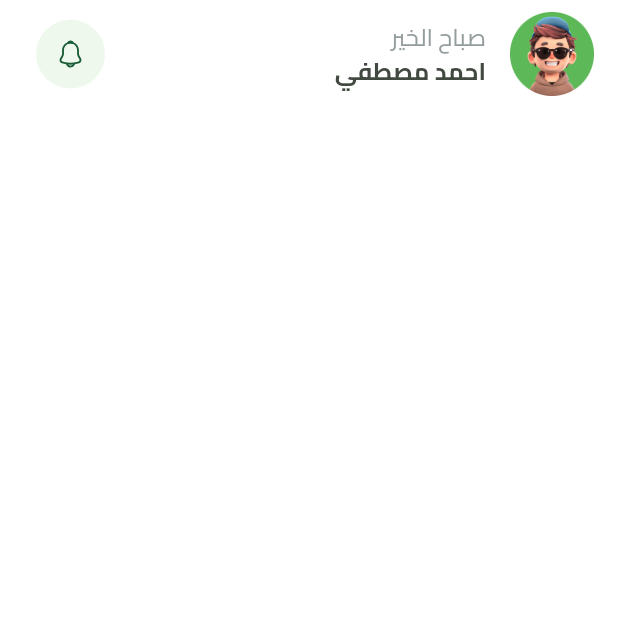
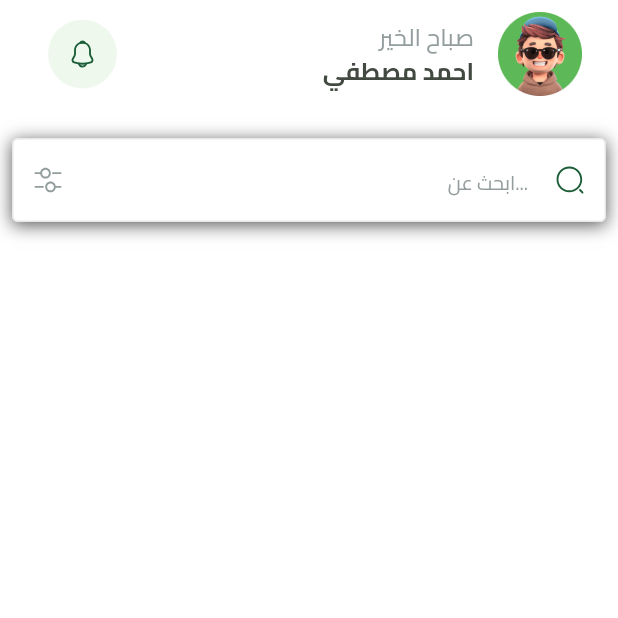
Before and after one commit to belaleid5/e_commerce_app_frutes, a Flutter app: the HomeView screen opened directly, on a phone screen of 412 x 824 dp, the top half of it. Run offline on Flutter 3.47's test engine with Material 3 defaults, Android fonts, the phone set to English and light mode, and no system bars; our stand-ins replace bloc, cloud_firestore, dots_indicator, either_dart, firebase_auth, firebase_core and 6 more; missing offline and left inert: flutter_facebook_auth; accounts and stored records are empty; statements that could not run were skipped.

Commit message:
custom search decoration

```diff
--- /dev/null
+++ b/lib/Core/functions/buil_border.dart
@@ -0,0 +1,7 @@
+import 'package:flutter/material.dart';
+
+OutlineInputBorder buildBorder() {
+  return OutlineInputBorder(
+      borderRadius: BorderRadius.circular(4),
+      borderSide: const BorderSide(width: 1, color: Color(0xFFE6E9E9)));
+}
--- a/lib/Core/widgets/customTextFormFiled.dart
+++ b/lib/Core/widgets/customTextFormFiled.dart
@@ -1,3 +1,4 @@
+import 'package:e_commerce_app_frutes/Core/functions/buil_border.dart';
 import 'package:e_commerce_app_frutes/Core/utils/app_text_styles.dart';
 import 'package:flutter/material.dart';
 
@@ -43,10 +44,4 @@ class CustomTextFormField extends StatelessWidget {
       ),
     );
   }
-
-  OutlineInputBorder buildBorder() {
-    return OutlineInputBorder(
-        borderRadius: BorderRadius.circular(4),
-        borderSide: const BorderSide(width: 1, color: Color(0xFFE6E9E9)));
-  }
 }
--- a/lib/Features/home/views/home_view.dart
+++ b/lib/Features/home/views/home_view.dart
@@ -8,7 +8,7 @@ class HomeView extends StatelessWidget {
   @override
   Widget build(BuildContext context) {
     return const Scaffold(
-      body: HomeViewBody(),
+      body: SafeArea(child: HomeViewBody()),
     );
   }
 }
--- /dev/null
+++ b/lib/Features/home/views/widgets/custom_search_decortion.dart
@@ -0,0 +1,44 @@
+import 'package:e_commerce_app_frutes/Core/functions/buil_border.dart';
+import 'package:e_commerce_app_frutes/Core/utils/app_images.dart';
+import 'package:e_commerce_app_frutes/Core/utils/app_text_styles.dart';
+import 'package:flutter/material.dart';
+import 'package:flutter_svg/svg.dart';
+
+class CustomSearchDecoration extends StatelessWidget {
+  const CustomSearchDecoration({super.key});
+
+  @override
+  Widget build(BuildContext context) {
+    return Container(
+      decoration: const BoxDecoration(boxShadow: [
+        BoxShadow(
+          color: Color(0xAA000000),
+          offset: Offset(0, 2),
+          blurRadius: 9,
+        ),
+      ]),
+      child: TextField(
+        keyboardType: TextInputType.text,
+        decoration: InputDecoration(
+          hintText: "...ابحث عن",
+          hintStyle: TextStyles.regular13.copyWith(
+            color: const Color(0xFF949D9E),
+          ),
+          prefixIcon: SizedBox(
+              width: 20,
+              child: Center(
+                  child: SvgPicture.asset(AppAssets.assetsImagesSearchIcon))),
+          suffixIcon: SizedBox(
+              width: 20,
+              child: Center(
+                  child: SvgPicture.asset(AppAssets.assetsImagesFilter))),
+          filled: true,
+          fillColor: Colors.white,
+          border: buildBorder(),
+          enabledBorder: buildBorder(),
+          focusedBorder: buildBorder(),
+        ),
+      ),
+    );
+  }
+}
--- a/lib/Features/home/views/widgets/home_view-body.dart
+++ b/lib/Features/home/views/widgets/home_view-body.dart
@@ -1,4 +1,5 @@
 import 'package:e_commerce_app_frutes/Features/home/views/widgets/custom_home_app_bar.dart';
+import 'package:e_commerce_app_frutes/Features/home/views/widgets/custom_search_decortion.dart';
 import 'package:flutter/material.dart';
 
 class HomeViewBody extends StatelessWidget {
@@ -6,12 +7,23 @@ class HomeViewBody extends StatelessWidget {
 
   @override
   Widget build(BuildContext context) {
-    return const CustomScrollView(
-      slivers: [
-        SliverToBoxAdapter(
-          child: SafeArea(child: CustomHomeAppBar()),
-        )
-      ],
+    return const Padding(
+      padding: EdgeInsets.symmetric(horizontal: 8.0),
+      child: CustomScrollView(
+        slivers: [
+          SliverToBoxAdapter(
+            child: Column(
+              children: [
+                CustomHomeAppBar(),
+                SizedBox(
+                  height: 20,
+                ),
+                CustomSearchDecoration(),
+              ],
+            ),
+          )
+        ],
+      ),
     );
   }
 }
```
Also changed, not shown: 4 other files.
